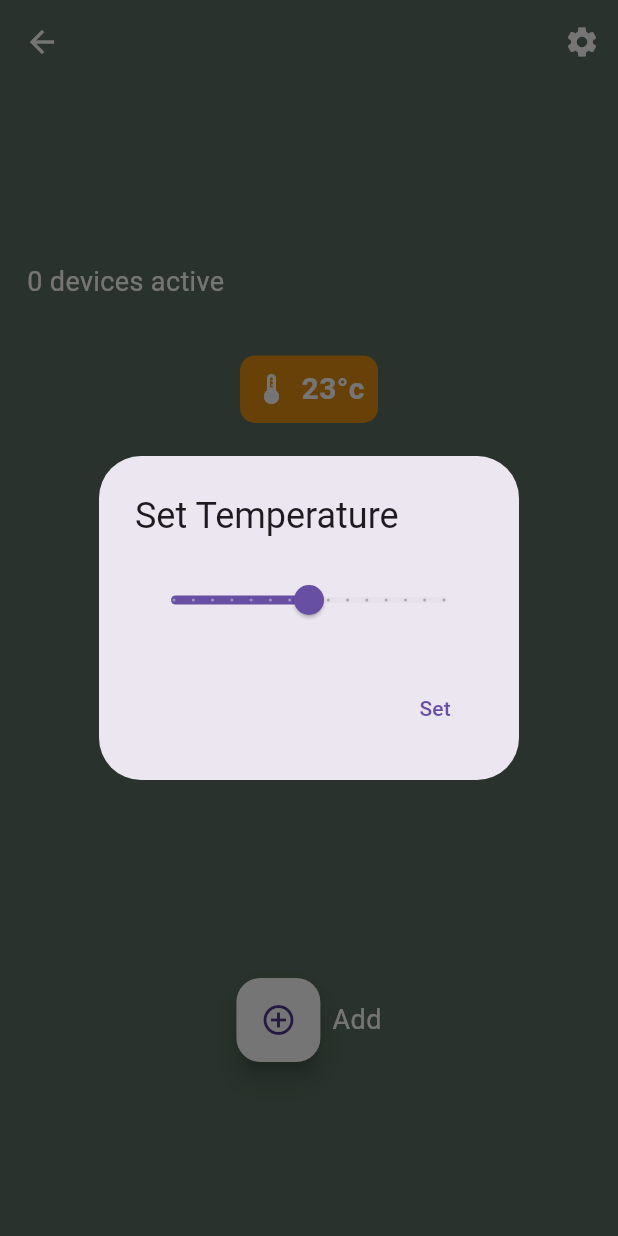
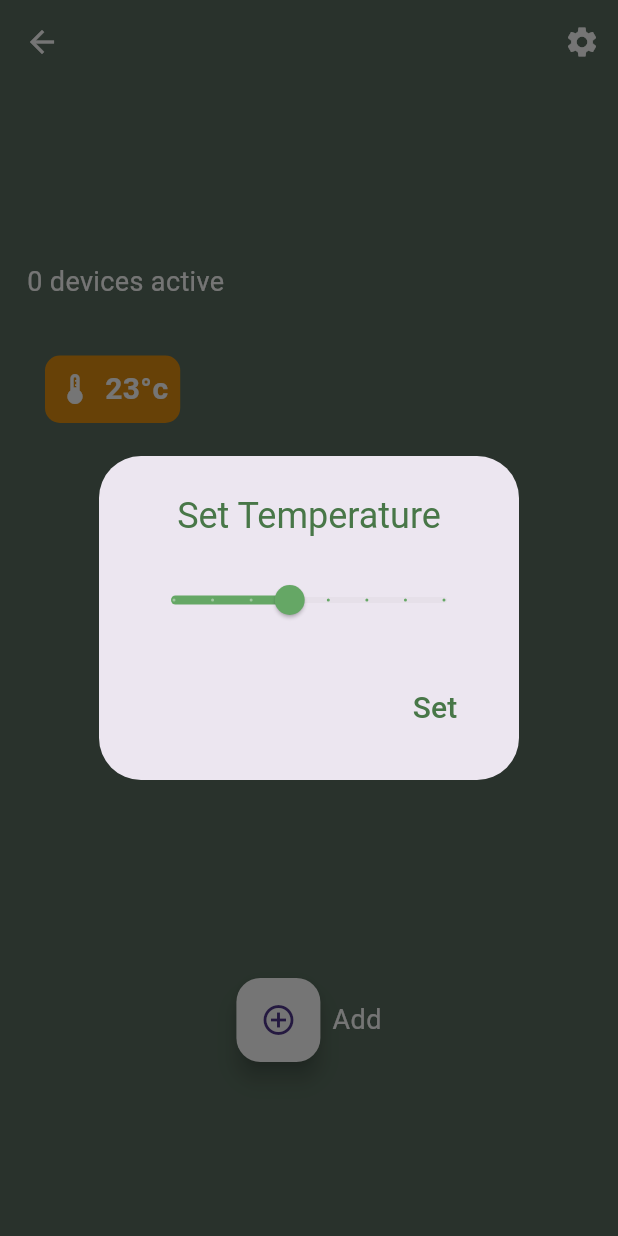
Before and after one commit to sanjanas01/Smarthome, a Flutter app: the DevicesPage screen opened by its route, after a tap on an icon or button, on a phone screen of 412 x 824 dp. Run offline on Flutter 3.47's test engine with Material 3 defaults, Android fonts, the phone set to English and light mode, and no system bars; our stand-ins replace cloud_firestore, firebase_auth, firebase_core; accounts and stored records are empty.

Commit message:
temp slider modified

```diff
--- a/lib/devices.dart
+++ b/lib/devices.dart
@@ -63,7 +63,13 @@ class _DevicesPageState extends State<DevicesPage> {
       builder: (context) {
         double tempValue = _temperature;
         return AlertDialog(
-          title: const Text('Set Temperature'),
+          title: const Text(
+            'Set Temperature',
+            textAlign: TextAlign.center,
+                style: TextStyle(
+                  color: Color(0XFF487748),
+                ),
+                ),
           content: Column(
             mainAxisSize: MainAxisSize.min,
             children: [
@@ -71,9 +77,10 @@ class _DevicesPageState extends State<DevicesPage> {
                 builder: (context, setState) {
                   return Slider(
                     value: tempValue,
-                    min: 16,
-                    max: 30,
-                    divisions: 14,
+                    min: -10,
+                    max: 60,
+                    divisions: 7,
+                    activeColor: Color(0XFF65A765),
                     label: tempValue.round().toString(),
                     onChanged: (value) {
                       setState(() {
@@ -93,7 +100,15 @@ class _DevicesPageState extends State<DevicesPage> {
                 });
                 Navigator.pop(context);
               },
-              child: const Text('Set'),
+              child: const Text(
+                'Set',
+                textAlign: TextAlign.center,
+                style: TextStyle(
+                  color: Color(0XFF487748),
+                  fontSize: 20
+
+                ),
+                ),
             ),
           ],
         );
@@ -200,17 +215,19 @@ class _DevicesPageState extends State<DevicesPage> {
                 ),
               ),
               const SizedBox(height: 16.0),
-              GestureDetector(
+              Align(
+                alignment: Alignment.centerLeft,
+                child: GestureDetector(
                   onTap: _changeTemperature,
                   child: Container(
-                  margin: const EdgeInsets.symmetric(vertical: 20, horizontal: 150),
+                    margin: const EdgeInsets.symmetric(vertical: 20, horizontal: 20),
                     padding: const EdgeInsets.all(8),
                     decoration: BoxDecoration(
                       color: Color.fromARGB(255, 225, 141, 16),
                       borderRadius: BorderRadius.circular(10),
                     ),
                     child: Row(
-                    mainAxisAlignment: MainAxisAlignment.center,
+                      mainAxisSize: MainAxisSize.min,
                       children: [
                         const Icon(Icons.thermostat, color: Colors.white),
                         const SizedBox(width: 8),
@@ -223,6 +240,7 @@ class _DevicesPageState extends State<DevicesPage> {
                           ),
                         ),
                       ],
+                    ),
                   ),
                 ),
               ),
@@ -272,8 +290,7 @@ class _DevicesPageState extends State<DevicesPage> {
                         final deviceName = deviceData['name'] as String;
 
                         String path;
-                        switch (deviceName.toLowerCase())
-                        {
+                        switch (deviceName.toLowerCase()) {
                           case 'tv':
                             path='assets/tv.png';
                             break;
@@ -311,15 +328,15 @@ class _DevicesPageState extends State<DevicesPage> {
                                 children: [
                                   Image.asset(
                                     path,
-                                  width: 300, // Adjust size if necessary
-                                  height: 200, // Adjust size if necessary
+                                    width: 300,
+                                    height: 200,
                                   ),
                                   const SizedBox(height: 10.0),
                                   Text(
                                     deviceName,
                                     style: const TextStyle(
                                       color: Colors.black,
-                                    fontSize: 20, // Adjust size if necessary
+                                      fontSize: 20,
                                     ),
                                     textAlign: TextAlign.center,
                                   ),
@@ -341,7 +358,6 @@ class _DevicesPageState extends State<DevicesPage> {
                             ],
                           ),
                         );
-
                       },
                     );
                   },
--- a/pubspec.yaml
+++ b/pubspec.yaml
@@ -29,3 +29,7 @@ flutter:
     - assets/other.png
     - assets/tile.png
     - assets/fridge.png
+    - assets/lightbg.png
+    - assets/fanbg.png
+    - assets/acbg.png
+    - assets/otherbg.png
```
Also changed, not shown: assets/acbg.png (added), assets/fanbg.png (added), assets/lightbg.png (added), assets/otherbg.png (added). Lines whose indentation alone changed are shown as unchanged.
